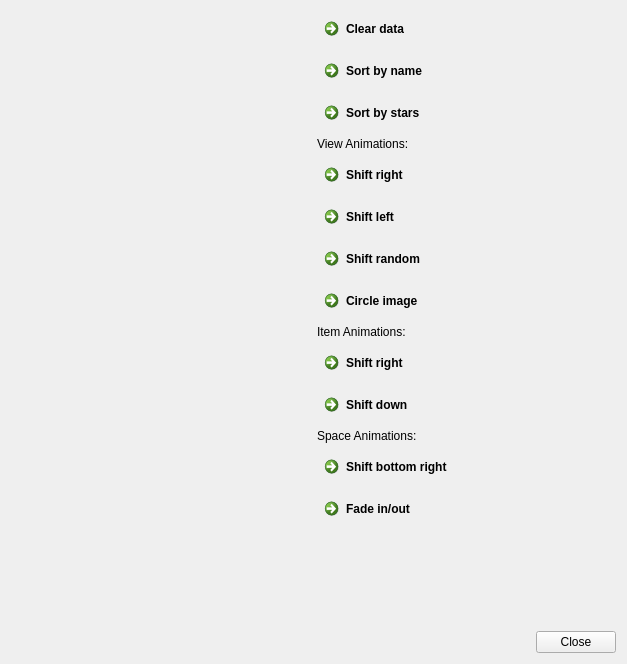
This is demos/list-widgets/MainWindow.ui in lexxmark/qt-items as Qt 5 draws it before an edit. The edited form follows.
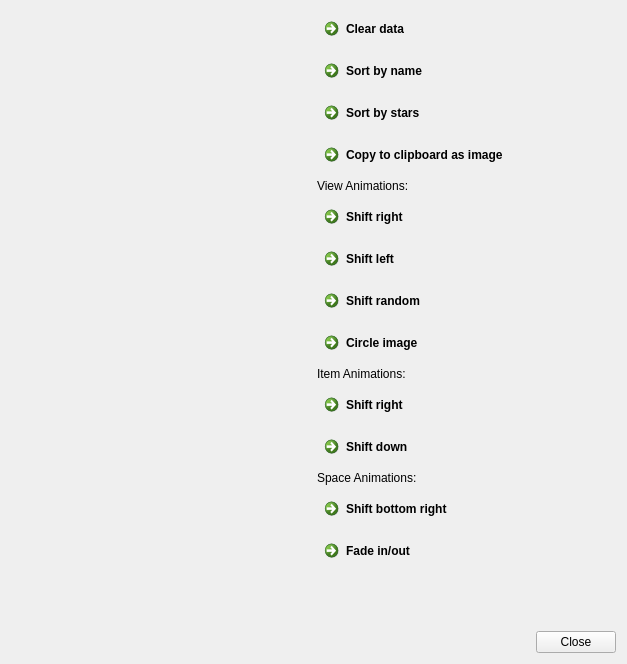
This is the edited form. Custom widgets are drawn as their Qt base class.

Commit message: implement createPixmap for listWidget

```diff
--- a/demos/list-widgets/MainWindow.ui
+++ b/demos/list-widgets/MainWindow.ui
@@ -62,6 +62,13 @@
         </property>
        </widget>
       </item>
+      <item>
+       <widget class="QCommandLinkButton" name="createImageBttn">
+        <property name="text">
+         <string>Copy to clipboard as image</string>
+        </property>
+       </widget>
+      </item>
       <item>
        <widget class="QLabel" name="label">
         <property name="text">
```
The commit also changes 8 other files.
